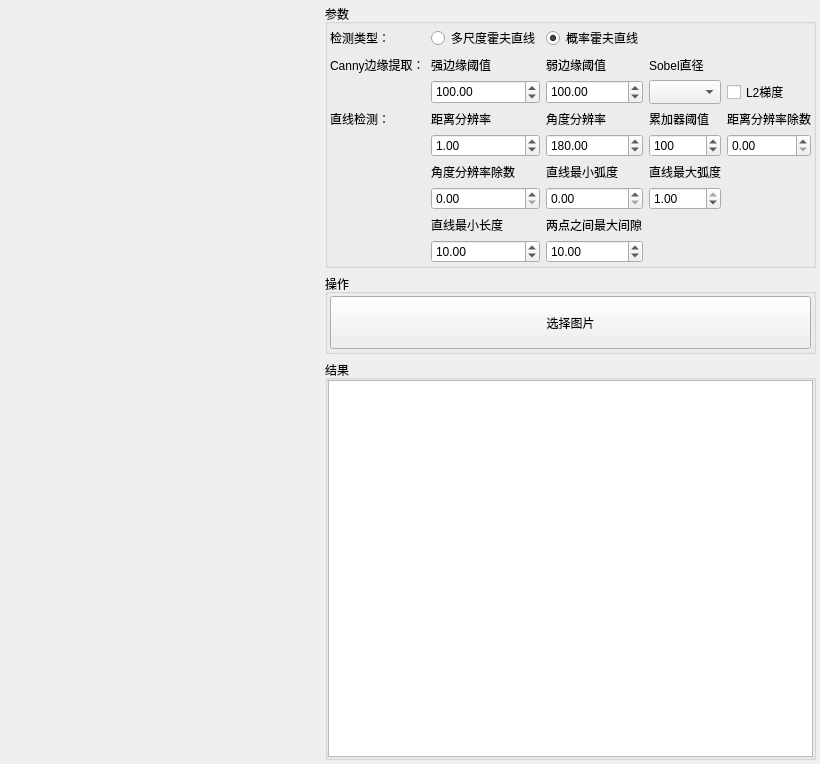
Qt form AlgLineDetection.ui (mengqingmeng/cv_tools) before a commit.
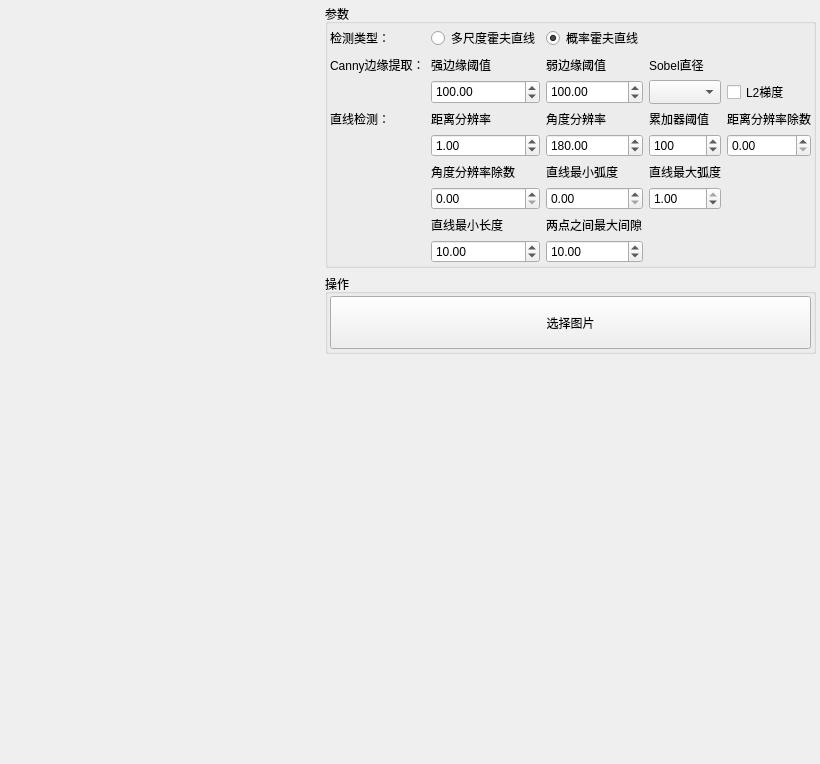
The same form after that commit. Custom widgets are drawn as their Qt base class.

Diff of the .ui file:
```diff
--- a/AlgLineDetection.ui
+++ b/AlgLineDetection.ui
@@ -637,59 +637,17 @@
        </widget>
       </item>
       <item>
-       <widget class="QGroupBox" name="groupBox_3">
-        <property name="sizePolicy">
-         <sizepolicy hsizetype="Preferred" vsizetype="Expanding">
-          <horstretch>0</horstretch>
-          <verstretch>0</verstretch>
-         </sizepolicy>
+       <spacer name="verticalSpacer">
+        <property name="orientation">
+         <enum>Qt::Vertical</enum>
         </property>
-        <property name="maximumSize">
+        <property name="sizeHint" stdset="0">
          <size>
-          <width>16777215</width>
-          <height>16777215</height>
+          <width>20</width>
+          <height>40</height>
          </size>
         </property>
-        <property name="title">
-         <string>结果</string>
-        </property>
-        <layout class="QHBoxLayout" name="horizontalLayout_3">
-         <property name="spacing">
-          <number>0</number>
-         </property>
-         <property name="leftMargin">
-          <number>0</number>
-         </property>
-         <property name="topMargin">
-          <number>0</number>
-         </property>
-         <property name="rightMargin">
-          <number>0</number>
-         </property>
-         <property name="bottomMargin">
-          <number>0</number>
-         </property>
-         <item>
-          <widget class="QPlainTextEdit" name="plainTextEdit">
-           <property name="sizePolicy">
-            <sizepolicy hsizetype="Expanding" vsizetype="Expanding">
-             <horstretch>0</horstretch>
-             <verstretch>0</verstretch>
-            </sizepolicy>
-           </property>
-           <property name="maximumSize">
-            <size>
-             <width>16777215</width>
-             <height>16777215</height>
-            </size>
-           </property>
-           <property name="readOnly">
-            <bool>true</bool>
-           </property>
-          </widget>
-         </item>
-        </layout>
-       </widget>
+       </spacer>
       </item>
      </layout>
     </widget>
```
Left out of the diff: 6 changed lines with no effect on the pictures.
